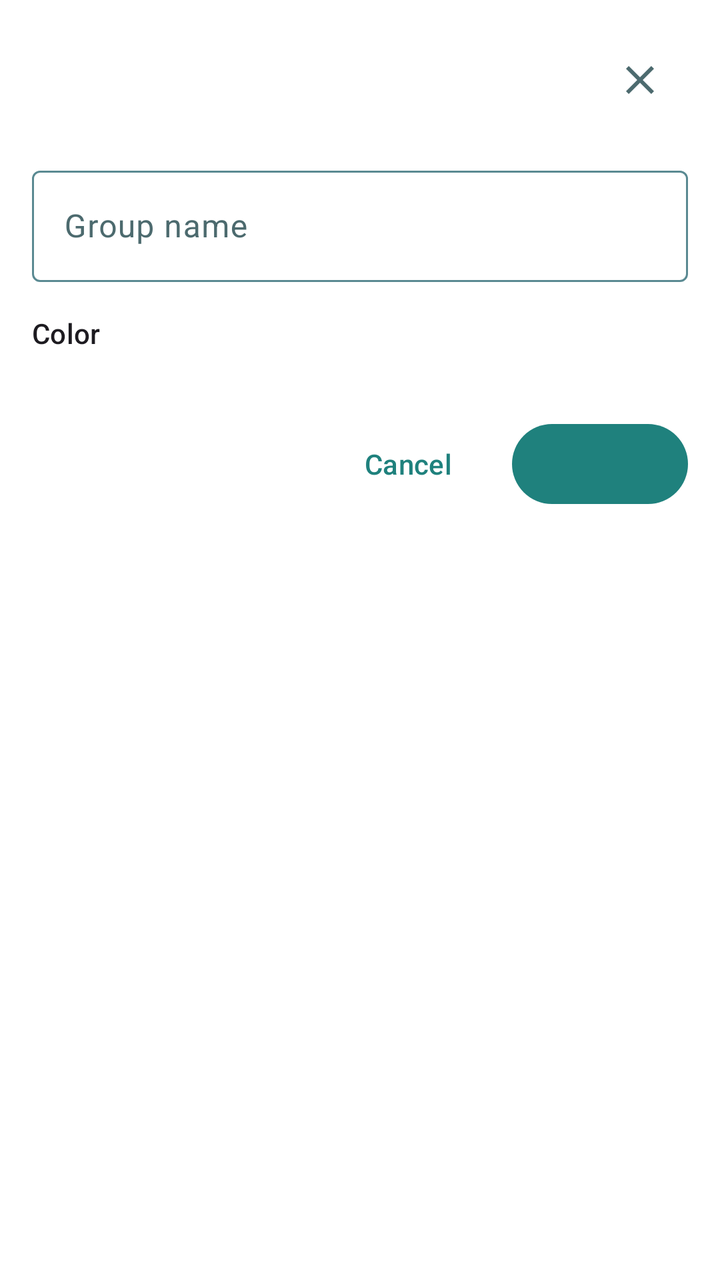
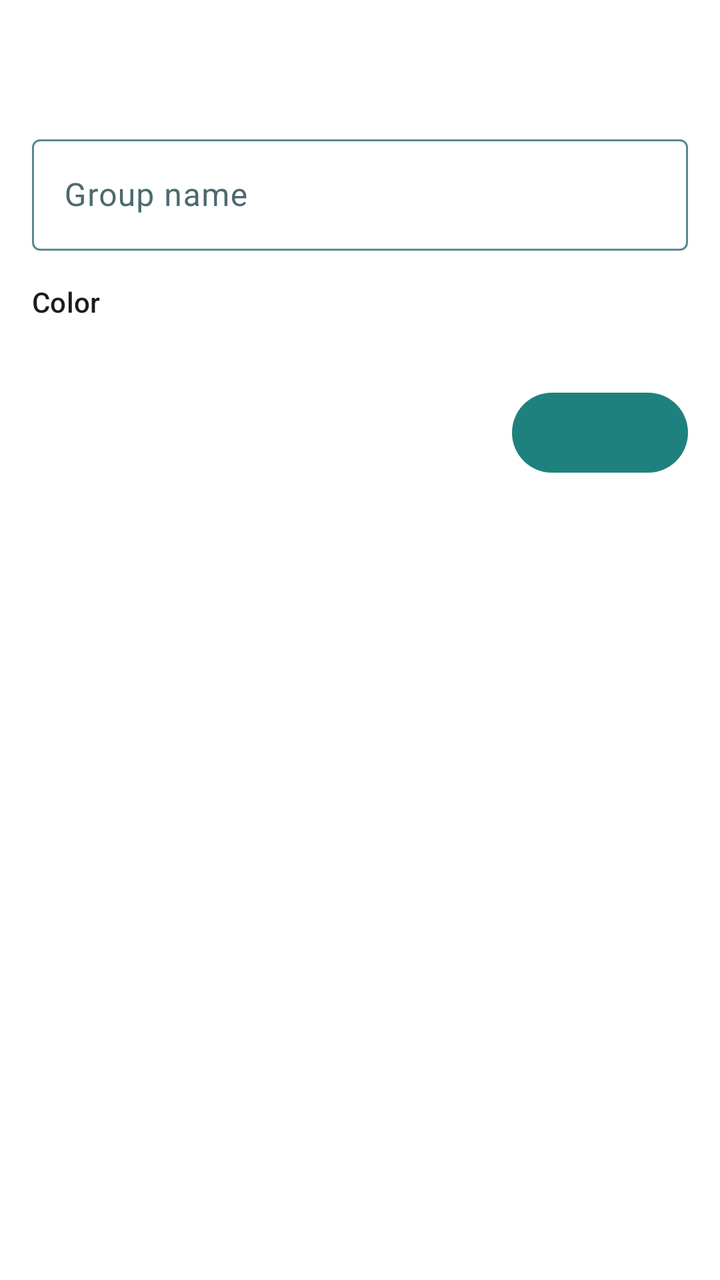

Before-and-after screenshots of an Android layout around one commit, followed by the original layout XML and the change that was made.
<!-- AndroidManifest.xml: application theme Theme.FriendMinder -->
<!-- res/layout/dialog_group_edit.xml -->
<?xml version="1.0" encoding="utf-8"?>
<LinearLayout xmlns:android="http://schemas.android.com/apk/res/android"
    xmlns:app="http://schemas.android.com/apk/res-auto"
    android:layout_width="match_parent"
    android:layout_height="wrap_content"
    android:orientation="vertical"
    android:padding="@dimen/fm_space_4">

    <LinearLayout
        android:layout_width="match_parent"
        android:layout_height="wrap_content"
        android:orientation="horizontal"
        android:gravity="center_vertical"
        android:layout_marginBottom="@dimen/fm_space_4">

        <TextView
            android:id="@+id/dialogTitle"
            android:layout_width="0dp"
            android:layout_height="wrap_content"
            android:layout_weight="1"
            android:textAppearance="?attr/textAppearanceHeadlineSmall" />

        <ImageButton
            android:id="@+id/closeButton"
            android:layout_width="48dp"
            android:layout_height="48dp"
            android:src="@drawable/ic_close"
            android:background="?attr/selectableItemBackgroundBorderless"
            android:contentDescription="@string/action_cancel" />
    </LinearLayout>

    <com.google.android.material.textfield.TextInputLayout
        android:layout_width="match_parent"
        android:layout_height="wrap_content"
        android:hint="@string/hint_group_name">

        <com.google.android.material.textfield.TextInputEditText
            android:id="@+id/nameInput"
            android:layout_width="match_parent"
            android:layout_height="wrap_content"
            android:minHeight="48dp"
            android:inputType="textCapWords" />
    </com.google.android.material.textfield.TextInputLayout>

    <TextView
        android:layout_width="match_parent"
        android:layout_height="wrap_content"
        android:layout_marginTop="@dimen/fm_space_4"
        android:text="@string/label_group_color"
        android:textAppearance="?attr/textAppearanceLabelLarge" />

    <HorizontalScrollView
        android:layout_width="match_parent"
        android:layout_height="wrap_content"
        android:scrollbars="none"
        android:layout_marginTop="@dimen/fm_space_2">

        <LinearLayout
            android:id="@+id/colorSwatchContainer"
            android:layout_width="wrap_content"
            android:layout_height="wrap_content"
            android:orientation="horizontal" />
    </HorizontalScrollView>

    <LinearLayout
        android:layout_width="match_parent"
        android:layout_height="wrap_content"
        android:orientation="horizontal"
        android:gravity="end"
        android:layout_marginTop="@dimen/fm_space_6">

        <Button
            android:id="@+id/cancelButton"
            style="@style/Widget.Material3.Button.TextButton"
            android:layout_width="wrap_content"
            android:layout_height="wrap_content"
            android:text="@string/action_cancel" />

        <Button
            android:id="@+id/saveButton"
            style="@style/Widget.Material3.Button"
            android:layout_width="wrap_content"
            android:layout_height="wrap_content"
            android:layout_marginStart="@dimen/fm_space_2" />
    </LinearLayout>
</LinearLayout>
<!-- resources referenced by this layout -->
<resources>
  <dimen name="fm_space_2">8dp</dimen>
  <dimen name="fm_space_4">16dp</dimen>
  <dimen name="fm_space_6">24dp</dimen>
  <!-- drawable ic_close (drawable) -->
  <vector xmlns:android="http://schemas.android.com/apk/res/android"
      android:width="24dp"
      android:height="24dp"
      android:viewportWidth="24"
      android:viewportHeight="24"
      android:tint="?attr/colorOnSurfaceVariant">
      <path
          android:fillColor="@android:color/white"
          android:pathData="M19,6.41L17.59,5 12,10.59 6.41,5 5,6.41 10.59,12 5,17.59 6.41,19 12,13.41 17.59,19 19,17.59 13.41,12z" />
  </vector>
  <string name="action_cancel">Cancel</string>
  <string name="hint_group_name">Group name</string>
  <string name="label_group_color">Color</string>
  <style name="Theme.FriendMinder" parent="Theme.Material3.Light.NoActionBar">
          <item name="colorPrimary">@color/fm_primary</item>
          <item name="colorOnPrimary">@color/fm_on_primary</item>
          <item name="colorPrimaryContainer">@color/fm_primary_container</item>
          <item name="colorOnPrimaryContainer">@color/fm_on_primary_container</item>
  
          <item name="colorSecondary">@color/fm_secondary</item>
          <item name="colorOnSecondary">@color/fm_on_secondary</item>
          <item name="colorSecondaryContainer">@color/fm_secondary_container</item>
          <item name="colorOnSecondaryContainer">@color/fm_on_secondary_container</item>
  
          <item name="colorSurface">@color/fm_surface</item>
          <item name="colorOnSurface">@color/fm_ink</item>
          <item name="colorSurfaceVariant">@color/fm_surface_variant</item>
          <item name="colorOnSurfaceVariant">@color/fm_ink_dim</item>
  
          <item name="colorOutline">@color/fm_outline</item>
          <item name="colorOutlineVariant">@color/fm_divider</item>
  
          <item name="colorError">@color/fm_error</item>
          <item name="colorErrorContainer">@color/fm_error_container</item>
          <item name="colorOnErrorContainer">@color/fm_on_error_container</item>
  
          
          <item name="android:windowBackground">@color/fm_surface</item>
      </style>
  <color name="fm_primary">#1F817D</color>
  <color name="fm_on_primary">#FFFFFF</color>
  <color name="fm_primary_container">#B0E8E6</color>
  <color name="fm_on_primary_container">#195556</color>
  <color name="fm_secondary">#5ABBEB</color>
  <color name="fm_on_secondary">#0A2E31</color>
  <color name="fm_secondary_container">#D6EBF8</color>
  <color name="fm_on_secondary_container">#0A2E31</color>
  <color name="fm_surface">#FFFFFF</color>
  <color name="fm_ink">#1B2E30</color>
  <color name="fm_surface_variant">#D3E9F4</color>
  <color name="fm_ink_dim">#4C6A6E</color>
  <color name="fm_outline">#5A8A92</color>
  <color name="fm_divider">#CFE7EA</color>
  <color name="fm_error">#B3261E</color>
  <color name="fm_error_container">#F9DEDC</color>
  <color name="fm_on_error_container">#410E0B</color>
</resources>

<!-- the commit's change to res/layout/dialog_group_edit.xml (unified diff, before → after) -->
@@ -6,28 +6,13 @@
     android:orientation="vertical"
     android:padding="@dimen/fm_space_4">
 
-    <LinearLayout
+    
+    <TextView
+        android:id="@+id/dialogTitle"
         android:layout_width="match_parent"
         android:layout_height="wrap_content"
-        android:orientation="horizontal"
-        android:gravity="center_vertical"
-        android:layout_marginBottom="@dimen/fm_space_4">
-
-        <TextView
-            android:id="@+id/dialogTitle"
-            android:layout_width="0dp"
-            android:layout_height="wrap_content"
-            android:layout_weight="1"
-            android:textAppearance="?attr/textAppearanceHeadlineSmall" />
-
-        <ImageButton
-            android:id="@+id/closeButton"
-            android:layout_width="48dp"
-            android:layout_height="48dp"
-            android:src="@drawable/ic_close"
-            android:background="?attr/selectableItemBackgroundBorderless"
-            android:contentDescription="@string/action_cancel" />
-    </LinearLayout>
+        android:layout_marginBottom="@dimen/fm_space_4"
+        android:textAppearance="?attr/textAppearanceHeadlineSmall" />
 
     <com.google.android.material.textfield.TextInputLayout
         android:layout_width="match_parent"
@@ -62,6 +47,7 @@
             android:orientation="horizontal" />
     </HorizontalScrollView>
 
+    
     <LinearLayout
         android:layout_width="match_parent"
         android:layout_height="wrap_content"
@@ -70,17 +56,9 @@
         android:layout_marginTop="@dimen/fm_space_6">
 
         <Button
-            android:id="@+id/cancelButton"
-            style="@style/Widget.Material3.Button.TextButton"
-            android:layout_width="wrap_content"
-            android:layout_height="wrap_content"
-            android:text="@string/action_cancel" />
-
-        <Button
             android:id="@+id/saveButton"
             style="@style/Widget.Material3.Button"
             android:layout_width="wrap_content"
-            android:layout_height="wrap_content"
-            android:layout_marginStart="@dimen/fm_space_2" />
+            android:layout_height="wrap_content" />
     </LinearLayout>
 </LinearLayout>
<!-- resource entries referenced after the edit -->
@@ -3,18 +3,6 @@
   <dimen name="fm_space_2">8dp</dimen>
   <dimen name="fm_space_4">16dp</dimen>
   <dimen name="fm_space_6">24dp</dimen>
-  <!-- drawable ic_close (drawable) -->
-  <vector xmlns:android="http://schemas.android.com/apk/res/android"
-      android:width="24dp"
-      android:height="24dp"
-      android:viewportWidth="24"
-      android:viewportHeight="24"
-      android:tint="?attr/colorOnSurfaceVariant">
-      <path
-          android:fillColor="@android:color/white"
-          android:pathData="M19,6.41L17.59,5 12,10.59 6.41,5 5,6.41 10.59,12 5,17.59 6.41,19 12,13.41 17.59,19 19,17.59 13.41,12z" />
-  </vector>
-  <string name="action_cancel">Cancel</string>
   <string name="hint_group_name">Group name</string>
   <string name="label_group_color">Color</string>
   <style name="Theme.FriendMinder" parent="Theme.Material3.Light.NoActionBar">
